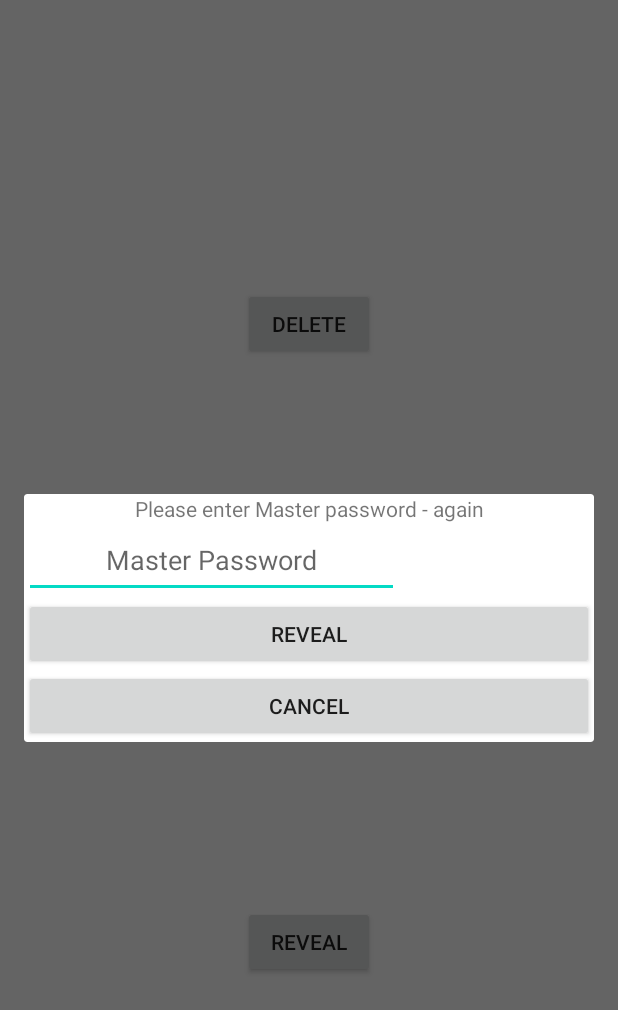
After one commit to lzinzun/OneVault, an Android app: the fragment VerifyUserDialogFragment placed in its activity, on a phone screen of 412 x 824 dp. The commit adds this screen. Shown: the top 1010 px of the screen. Run offline under Robolectric (Android 15) with nearby library versions, the phone set to English and light mode, and no system bars; our stand-ins replace Firebase (no records; nobody signed in at launch, a user with empty details on screens opened directly); 1 statement that could not run was skipped.

Commit message:
Implemented AES encryption and decryption of temporary field Account.Desc

```diff
--- a/app/build.gradle
+++ b/app/build.gradle
@@ -41,6 +41,7 @@ dependencies {
 
 
     implementation 'com.google.firebase:firebase-auth:19.3.2'
+    implementation 'org.bouncycastle:bcprov-jdk16:1.46'
 }
 
 apply plugin: 'com.google.gms.google-services'
--- a/app/src/main/java/com/andrei/onevault/AddAccountActivity.kt
+++ b/app/src/main/java/com/andrei/onevault/AddAccountActivity.kt
@@ -8,6 +8,7 @@ import android.widget.Toast
 import androidx.appcompat.app.AppCompatActivity
 import com.andrei.onevault.model.Account
 import com.andrei.onevault.service.impl.AccountDataServiceImpl
+import com.andrei.onevault.util.AESEncryptionUtil
 import com.google.firebase.auth.FirebaseAuth
 import com.google.firebase.auth.FirebaseUser
 
@@ -20,6 +21,7 @@ class AddAccountActivity : AppCompatActivity() {
     private lateinit var firebaseAuth:FirebaseAuth
 
     private lateinit var accountDataService:AccountDataServiceImpl
+    private lateinit var aesEncryptor:AESEncryptionUtil
 
     override fun onCreate(savedInstanceState: Bundle?){
 
@@ -45,7 +47,8 @@ class AddAccountActivity : AppCompatActivity() {
 
             val account  = Account()
             account.title = titleED.text.toString()
-            account.desc = descED.text.toString()
+            aesEncryptor = AESEncryptionUtil()
+            account.desc = aesEncryptor.encrypt(descED.text.toString(), "662ede816988e58fb6d057d9d85605e0")
             account.userID = firebaseUser.uid
 
 
--- a/app/src/main/java/com/andrei/onevault/dao/AccountDataDao.kt
+++ b/app/src/main/java/com/andrei/onevault/dao/AccountDataDao.kt
@@ -6,4 +6,5 @@ import io.realm.Realm
 interface AccountDataDao {
     fun addAccount(account: Account): Boolean
     fun deleteAccount(accountId: String): Boolean
+    fun getAccount(accountId: String): Account
 }
--- a/app/src/main/java/com/andrei/onevault/fragment/DeleteDialogFragment.kt
+++ b/app/src/main/java/com/andrei/onevault/fragment/DeleteDialogFragment.kt
@@ -44,7 +44,6 @@ class DeleteDialogFragment : DialogFragment() {
                 val intent = Intent(context, OpenVaultActivity::class.java)
                 context?.startActivity(intent)
 
-                //dismiss()
             }
         })
 
--- /dev/null
+++ b/app/src/main/java/com/andrei/onevault/fragment/VerifyUserDialogFragment.kt
@@ -0,0 +1,52 @@
+package com.andrei.onevault.fragment
+
+import android.os.Bundle
+import android.view.LayoutInflater
+import android.view.View
+import android.view.ViewGroup
+import android.widget.Button
+import androidx.fragment.app.DialogFragment
+import androidx.fragment.app.FragmentManager
+import com.andrei.onevault.R
+import com.andrei.onevault.util.AESEncryptionUtil
+import com.google.firebase.auth.FirebaseAuth
+
+class VerifyUserDialogFragment : DialogFragment() {
+
+    private lateinit var openSecretFragment:OpenSecretDialogFragment
+
+    override fun onCreateView(inflater: LayoutInflater, container: ViewGroup?, savedInstanceState: Bundle?): View? {
+
+        var rootView:View = inflater.inflate(R.layout.verify_user_dialog_fragment, container, false)
+        var passwordRevealButton = rootView.findViewById<Button>(R.id.revealPasswordBtn)
+        var cancelButton = rootView.findViewById<Button>(R.id.cancelRevealBtn)
+
+        var acctUserId:String = arguments?.get("ACCT_ID").toString()
+
+        passwordRevealButton.setOnClickListener(object:View.OnClickListener{
+            override fun onClick(p0: View?) {
+
+                val bundle:Bundle = Bundle()
+                bundle.putString("ACCT_ID", acctUserId)
+
+                openSecretFragment = OpenSecretDialogFragment()
+                openSecretFragment.arguments = bundle
+//                requireActivity().supportFragmentManager.beginTransaction()
+//                    .replace(R.id.acct_vault_container, openSecretFragment).commit()
+
+                openSecretFragment.show(activity!!.supportFragmentManager, "Open Secret Fragment")
+                dismiss()
+
+            }
+        })
+
+        cancelButton.setOnClickListener(object:View.OnClickListener{
+            override fun onClick(p0: View?) {
+                dismiss()
+            }
+        })
+
+        return rootView
+    }
+
+}
--- a/app/src/main/java/com/andrei/onevault/service/AccountDataService.kt
+++ b/app/src/main/java/com/andrei/onevault/service/AccountDataService.kt
@@ -6,4 +6,5 @@ import io.realm.Realm
 internal interface AccountDataService {
     fun addAccount(account: Account): Boolean
     fun deleteAccount(accountId: String):Boolean
+    fun getAccount(accountId: String):Account
 }
--- a/app/src/main/java/com/andrei/onevault/service/impl/AccountDataServiceImpl.kt
+++ b/app/src/main/java/com/andrei/onevault/service/impl/AccountDataServiceImpl.kt
@@ -22,5 +22,10 @@ class AccountDataServiceImpl:AccountDataService {
         return acctDataDao.deleteAccount(accountId)
     }
 
+    override fun getAccount(accountId: String): Account {
+        acctDataDao = AccountDataDaoImpl()
+        return acctDataDao.getAccount(accountId)
+    }
+
 
 }
--- a/app/src/main/res/layout/account_vault_layout.xml
+++ b/app/src/main/res/layout/account_vault_layout.xml
@@ -4,7 +4,8 @@
     xmlns:app="http://schemas.android.com/apk/res-auto"
     xmlns:tools="http://schemas.android.com/tools"
     android:layout_width="match_parent"
-    android:layout_height="match_parent">
+    android:layout_height="match_parent"
+    android:id="@+id/acct_vault_container">
 
     <TextView
         android:id="@+id/textView1"
--- /dev/null
+++ b/app/src/main/res/layout/verify_user_dialog_fragment.xml
@@ -0,0 +1,41 @@
+<?xml version="1.0" encoding="utf-8"?>
+<RelativeLayout xmlns:android="http://schemas.android.com/apk/res/android"
+    android:layout_width="match_parent"
+    android:layout_height="wrap_content"
+    android:layout_marginTop="50dp"
+    android:id="@+id/verifyUserContainer">
+
+    <LinearLayout
+        android:layout_width="match_parent"
+        android:layout_height="wrap_content"
+        android:orientation="vertical">
+
+        <TextView
+            android:id="@+id/_tv"
+            android:layout_width="match_parent"
+            android:layout_height="wrap_content"
+            android:text="Please enter Master password - again"
+            android:textAlignment="center" />
+
+        <EditText
+            android:id="@+id/master_password_text"
+            android:layout_width="250dp"
+            android:layout_height="50dp"
+            android:hint="Master Password"
+            android:textAlignment="center" />
+
+        <Button
+            android:id="@+id/revealPasswordBtn"
+            android:layout_width="match_parent"
+            android:layout_height="wrap_content"
+            android:text="Reveal" />
+
+        <Button
+            android:id="@+id/cancelRevealBtn"
+            android:layout_width="match_parent"
+            android:layout_height="wrap_content"
+            android:text="Cancel" />
+
+    </LinearLayout>
+
+</RelativeLayout>
```
Also changed, not shown: app/src/main/java/com/andrei/onevault/AccountVaultActivity.kt (+8 -2 lines), app/src/main/java/com/andrei/onevault/dao/impl/AccountDataDaoImpl.kt (+18 -0 lines), app/src/main/java/com/andrei/onevault/fragment/OpenSecretDialogFragment.kt (added, +50 -0 lines), app/src/main/java/com/andrei/onevault/util/AESEncryptionUtil.kt (added, +93 -0 lines), app/src/main/res/layout/open_secret_dialog_fragment.xml (added, +28 -0 lines).
